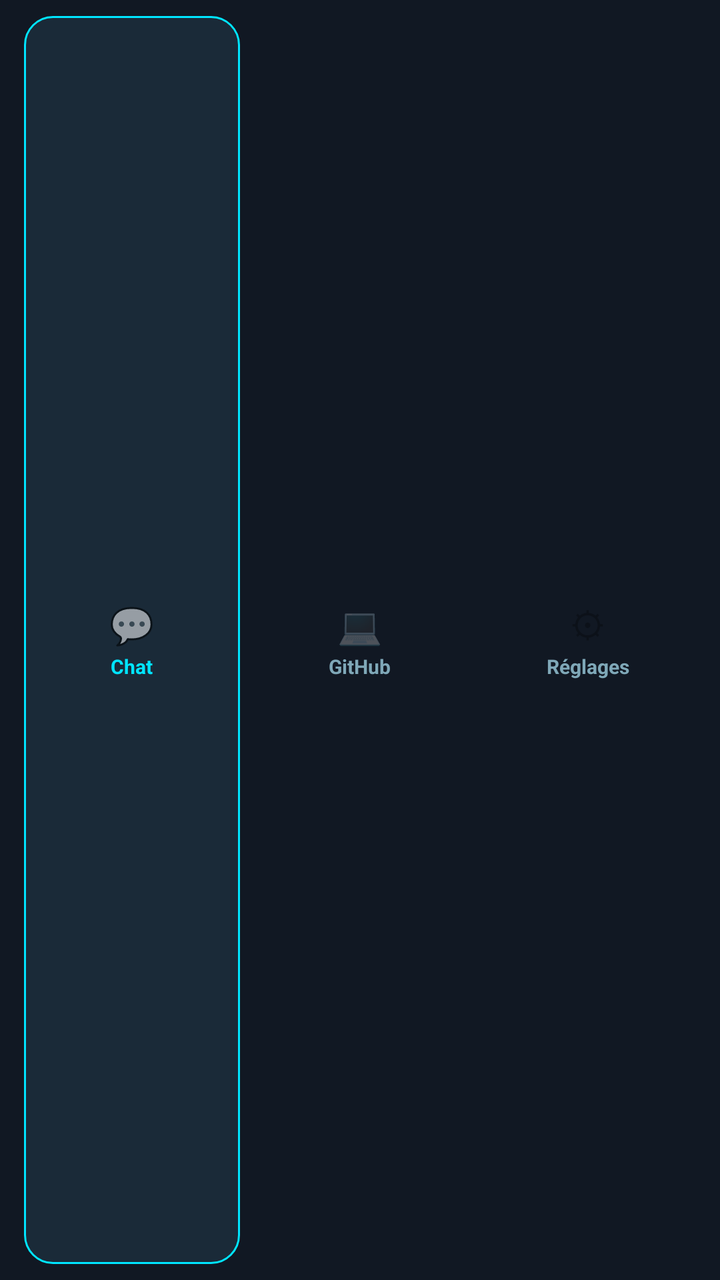
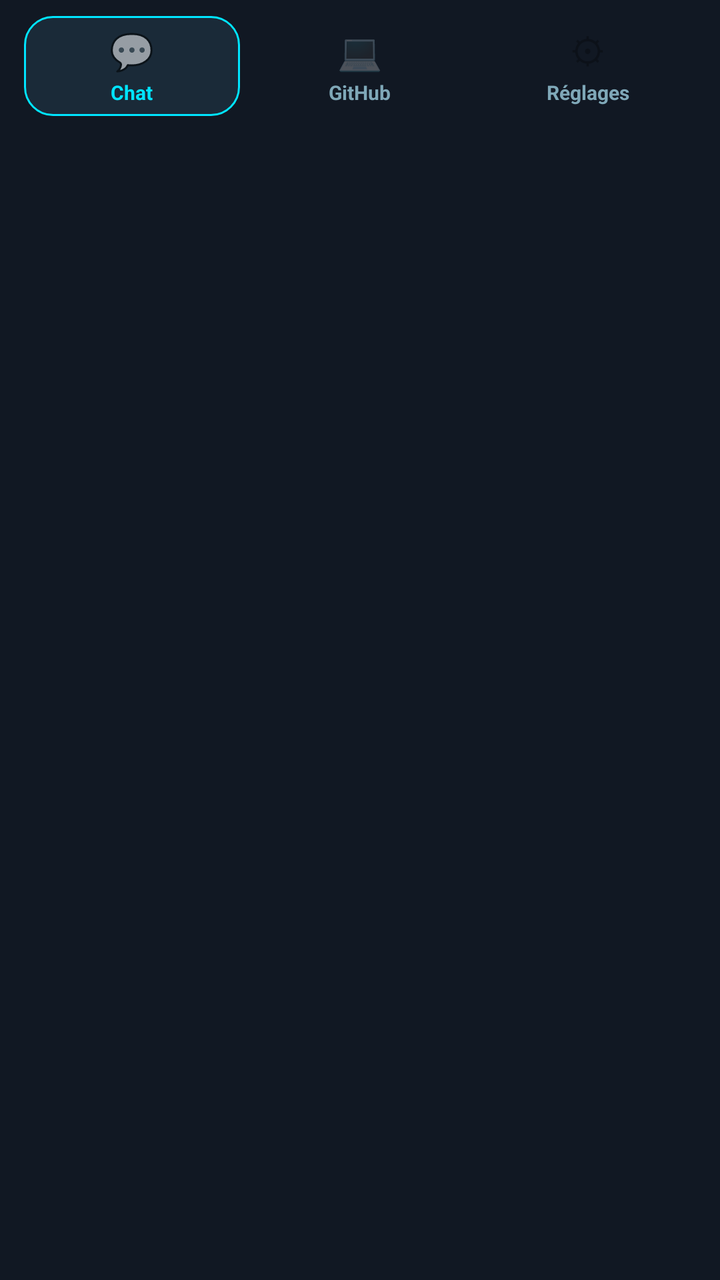

Two renders of the same Android screen: before a commit and after it. Below are the layout's source before the change and the commit's diff.
<!-- AndroidManifest.xml: application theme Theme.Jarvis -->
<!-- res/layout/bottom_nav_bar.xml -->
<?xml version="1.0" encoding="utf-8"?>
<LinearLayout xmlns:android="http://schemas.android.com/apk/res/android"
    android:layout_width="match_parent"
    android:layout_height="66dp"
    android:orientation="horizontal"
    android:background="@color/surface_dark"
    android:elevation="12dp"
    android:paddingTop="8dp"
    android:paddingBottom="8dp"
    android:paddingStart="12dp"
    android:paddingEnd="12dp">

    <LinearLayout
        android:id="@+id/navChat"
        android:layout_width="0dp"
        android:layout_height="match_parent"
        android:layout_weight="1"
        android:layout_marginEnd="6dp"
        android:orientation="vertical"
        android:gravity="center"
        android:background="@drawable/bg_nav_active">

        <TextView
            android:id="@+id/navChatIcon"
            android:layout_width="wrap_content"
            android:layout_height="wrap_content"
            android:text="💬"
            android:textSize="18sp" />

        <TextView
            android:id="@+id/navChatLabel"
            android:layout_width="wrap_content"
            android:layout_height="wrap_content"
            android:text="Chat"
            android:textSize="10sp"
            android:textStyle="bold"
            android:textColor="@color/cyan_accent"
            android:layout_marginTop="2dp" />

    </LinearLayout>

    <LinearLayout
        android:id="@+id/navGithub"
        android:layout_width="0dp"
        android:layout_height="match_parent"
        android:layout_weight="1"
        android:layout_marginEnd="6dp"
        android:orientation="vertical"
        android:gravity="center"
        android:background="@android:color/transparent">

        <TextView
            android:id="@+id/navGithubIcon"
            android:layout_width="wrap_content"
            android:layout_height="wrap_content"
            android:text="💻"
            android:textSize="18sp"
            android:alpha="0.5" />

        <TextView
            android:id="@+id/navGithubLabel"
            android:layout_width="wrap_content"
            android:layout_height="wrap_content"
            android:text="GitHub"
            android:textSize="10sp"
            android:textStyle="bold"
            android:textColor="@color/text_secondary"
            android:layout_marginTop="2dp" />

    </LinearLayout>

    <LinearLayout
        android:id="@+id/navSettings"
        android:layout_width="0dp"
        android:layout_height="match_parent"
        android:layout_weight="1"
        android:orientation="vertical"
        android:gravity="center"
        android:background="@android:color/transparent">

        <TextView
            android:id="@+id/navSettingsIcon"
            android:layout_width="wrap_content"
            android:layout_height="wrap_content"
            android:text="⚙"
            android:textSize="18sp"
            android:alpha="0.5" />

        <TextView
            android:id="@+id/navSettingsLabel"
            android:layout_width="wrap_content"
            android:layout_height="wrap_content"
            android:text="Réglages"
            android:textSize="10sp"
            android:textStyle="bold"
            android:textColor="@color/text_secondary"
            android:layout_marginTop="2dp" />

    </LinearLayout>

</LinearLayout>
<!-- resources referenced by this layout -->
<resources>
  <color name="cyan_accent">#00E5FF</color>
  <color name="surface_dark">#111823</color>
  <color name="text_secondary">#7FA8B8</color>
  <!-- drawable bg_nav_active (drawable) -->
  <?xml version="1.0" encoding="utf-8"?>
  <shape xmlns:android="http://schemas.android.com/apk/res/android" android:shape="rectangle">
      <solid android:color="#1A2A38" />
      <stroke android:width="1dp" android:color="@color/cyan_accent" />
      <corners android:radius="14dp" />
  </shape>
  <style name="Theme.Jarvis" parent="Theme.MaterialComponents.DayNight.NoActionBar">
          <item name="colorPrimary">@color/cyan_accent</item>
          <item name="colorPrimaryDark">@color/background_dark</item>
          <item name="colorAccent">@color/cyan_accent</item>
          <item name="android:windowBackground">@color/background_dark</item>
          <item name="android:statusBarColor">@color/background_dark</item>
          <item name="android:navigationBarColor">@color/background_dark</item>
          <item name="android:textColorPrimary">@color/text_primary</item>
      </style>
  <color name="background_dark">#0A0E14</color>
  <color name="text_primary">#E8F6FF</color>
</resources>

<!-- the commit's change to res/layout/bottom_nav_bar.xml (unified diff, before → after) -->
@@ -1,7 +1,8 @@
 <?xml version="1.0" encoding="utf-8"?>
 <LinearLayout xmlns:android="http://schemas.android.com/apk/res/android"
+    android:id="@+id/bottomNavRoot"
     android:layout_width="match_parent"
-    android:layout_height="66dp"
+    android:layout_height="wrap_content"
     android:orientation="horizontal"
     android:background="@color/surface_dark"
     android:elevation="12dp"
@@ -13,7 +14,7 @@
     <LinearLayout
         android:id="@+id/navChat"
         android:layout_width="0dp"
-        android:layout_height="match_parent"
+        android:layout_height="50dp"
         android:layout_weight="1"
         android:layout_marginEnd="6dp"
         android:orientation="vertical"
@@ -42,7 +43,7 @@
     <LinearLayout
         android:id="@+id/navGithub"
         android:layout_width="0dp"
-        android:layout_height="match_parent"
+        android:layout_height="50dp"
         android:layout_weight="1"
         android:layout_marginEnd="6dp"
         android:orientation="vertical"
@@ -72,7 +73,7 @@
     <LinearLayout
         android:id="@+id/navSettings"
         android:layout_width="0dp"
-        android:layout_height="match_parent"
+        android:layout_height="50dp"
         android:layout_weight="1"
         android:orientation="vertical"
         android:gravity="center"
